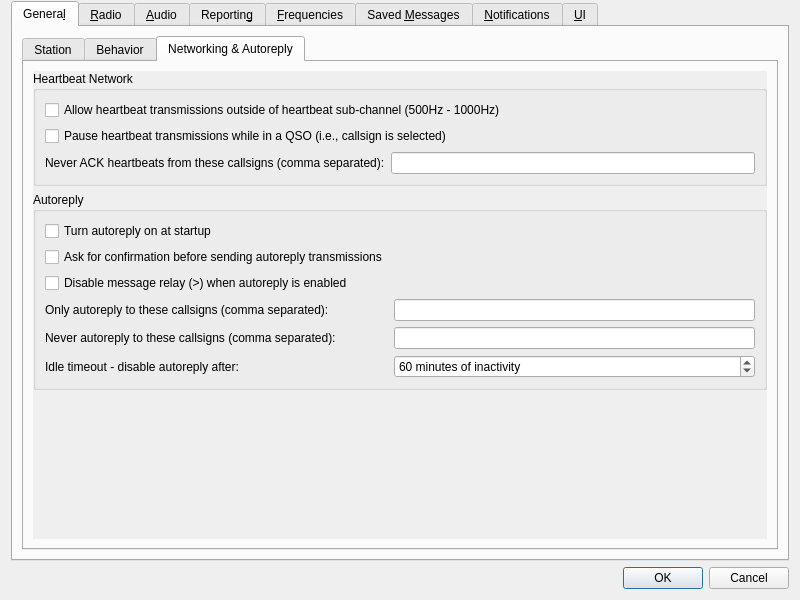
qcmiao1998/js8call, file Configuration.ui: the form before one commit.
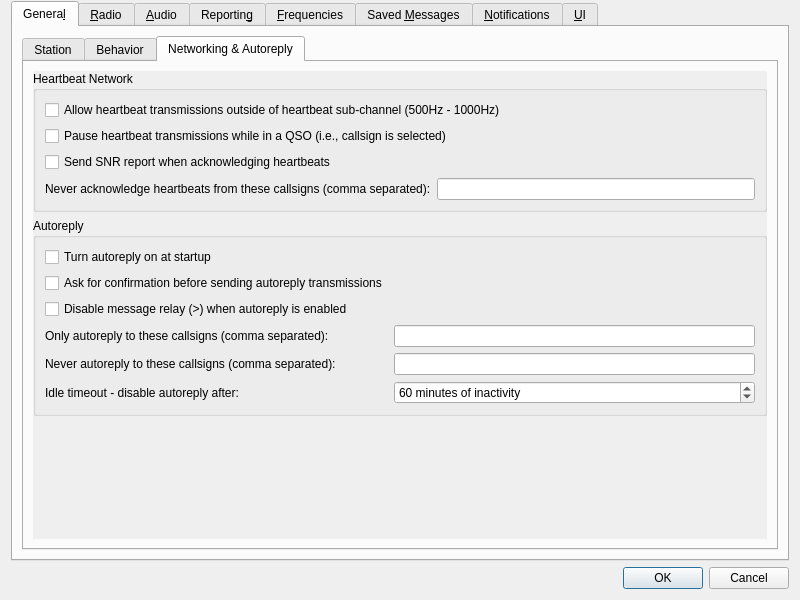
The form after the commit. The open tabs and pages were chosen to show the change.

Commit message: Added configuration option for sending SNR in HB ACKs instead of disabling completely

What changed in the file:
```diff
--- a/Configuration.ui
+++ b/Configuration.ui
@@ -870,6 +870,13 @@
                     </property>
                    </widget>
                   </item>
+                  <item>
+                   <widget class="QCheckBox" name="heartbeat_ack_snr_check_box">
+                    <property name="text">
+                     <string>Send SNR report when acknowledging heartbeats</string>
+                    </property>
+                   </widget>
+                  </item>
                   <item>
                    <layout class="QFormLayout" name="formLayout_16">
                     <property name="bottomMargin">
@@ -878,7 +885,7 @@
                     <item row="0" column="0">
                      <widget class="QLabel" name="label_26">
                       <property name="text">
-                       <string>Never ACK heartbeats from these callsigns (comma separated):</string>
+                       <string>Never acknowledge heartbeats from these callsigns (comma separated):</string>
                       </property>
                      </widget>
                     </item>
```
Left out of the diff: 8 changed lines with no effect on the pictures. The commit also changes 3 other files.
